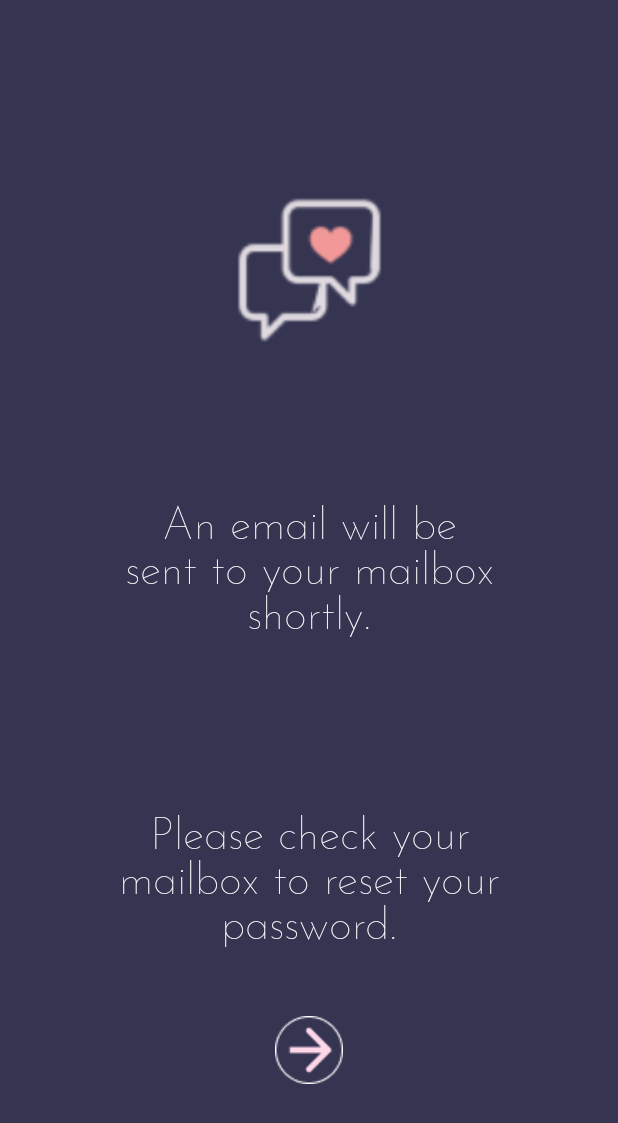
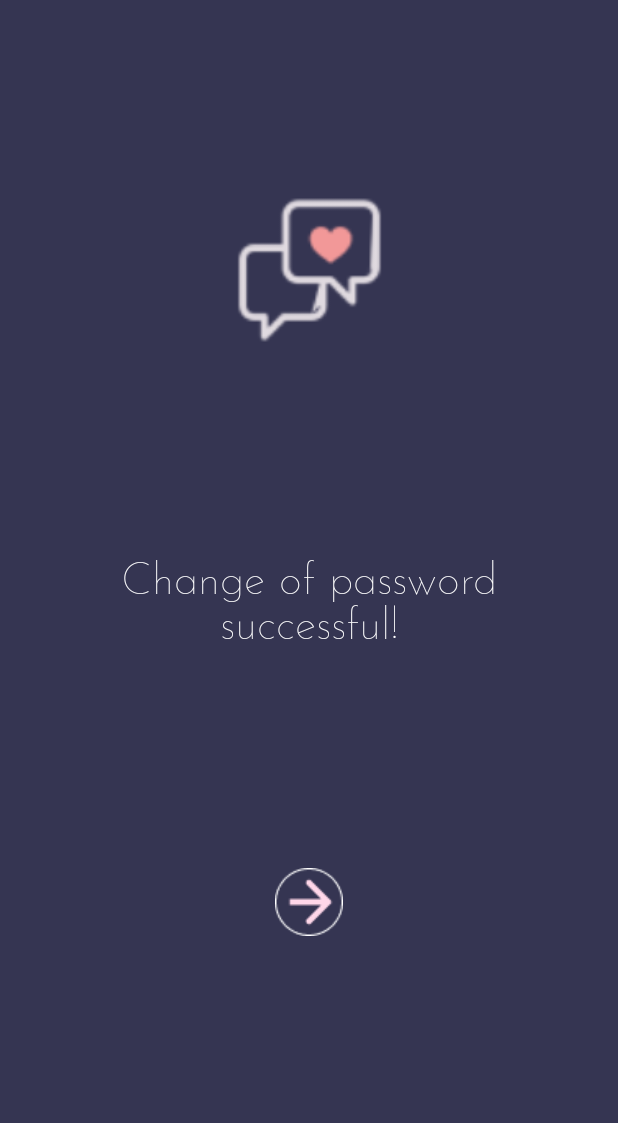
Before and after one commit to gtrixic/lets-meat-up, an Android app: the ForgetPassword2Activity screen opened directly, with no data from a screen before it, on a phone screen of 412 x 824 dp. Shown: the top 1123 px of the screen. Run offline under Robolectric (Android 15) with nearby library versions, the phone set to English and light mode, and no system bars.

Commit message:
Finished forget password function.

```diff
--- a/app/src/main/AndroidManifest.xml
+++ b/app/src/main/AndroidManifest.xml
@@ -11,6 +11,7 @@
         android:roundIcon="@mipmap/ic_launcher_round"
         android:supportsRtl="true"
         android:theme="@style/AppTheme">
+        <activity android:name=".ForgetPassword1Activity"></activity>
         <activity android:name=".PersonalityQuestionsActivity"></activity>
         <activity android:name=".mainPageActivity" />
         <activity android:name=".CreateUserOrBusinessActivity" />
--- a/app/src/main/java/com/example/letsmeatup/ForgetPassword2Activity.java
+++ b/app/src/main/java/com/example/letsmeatup/ForgetPassword2Activity.java
@@ -2,13 +2,28 @@ package com.example.letsmeatup;
 
 import androidx.appcompat.app.AppCompatActivity;
 
+import android.content.Intent;
 import android.os.Bundle;
+import android.view.View;
+import android.widget.ImageButton;
 
 public class ForgetPassword2Activity extends AppCompatActivity {
+    ImageButton goNext;
 
     @Override
     protected void onCreate(Bundle savedInstanceState) {
         super.onCreate(savedInstanceState);
         setContentView(R.layout.activity_forget_password2);
+        goNext = findViewById(R.id.goNextButton);
+        goNext.setOnClickListener(new View.OnClickListener() {
+            @Override
+            public void onClick(View v) {
+                nextPage();
+            }
+        });
+    }
+    public void nextPage(){
+        Intent next = new Intent(ForgetPassword2Activity.this,LoginActivity.class);
+        startActivity(next);
     }
 }
--- a/app/src/main/java/com/example/letsmeatup/getYelpAPI.java
+++ b/app/src/main/java/com/example/letsmeatup/getYelpAPI.java
@@ -1,3 +1,4 @@
+/*
 package com.example.letsmeatup;
 
 import java.io.BufferedReader;
@@ -56,4 +57,4 @@ public class getYelpAPI{
 
 
 
-}
+}*/
--- a/app/src/main/res/layout/activity_forget_password2.xml
+++ b/app/src/main/res/layout/activity_forget_password2.xml
@@ -23,34 +23,19 @@
         android:layout_height="99dp"
         android:fontFamily="@font/josefinsansthin"
         android:gravity="center_horizontal"
-        android:text="An email will be sent to your mailbox shortly."
+        android:text="Change of password successful!"
         android:textColor="#FFFFFF"
         android:textSize="30sp"
         app:layout_constraintBottom_toBottomOf="parent"
         app:layout_constraintEnd_toEndOf="parent"
         app:layout_constraintStart_toStartOf="parent"
-        app:layout_constraintTop_toTopOf="parent"
-        app:layout_constraintVertical_bias="0.45" />
-
-    <TextView
-        android:id="@+id/textView2"
-        android:layout_width="275dp"
-        android:layout_height="99dp"
-        android:layout_marginBottom="192dp"
-        android:fontFamily="@font/josefinsansthin"
-        android:gravity="center_horizontal"
-        android:text="Please check your mailbox to reset your password."
-        android:textColor="#FFFFFF"
-        android:textSize="30sp"
-        app:layout_constraintBottom_toBottomOf="parent"
-        app:layout_constraintEnd_toEndOf="parent"
-        app:layout_constraintStart_toStartOf="parent" />
+        app:layout_constraintTop_toTopOf="parent" />
 
     <ImageButton
-        android:id="@+id/imageButton"
+        android:id="@+id/goNextButton"
         android:layout_width="wrap_content"
         android:layout_height="wrap_content"
-        android:layout_marginBottom="101dp"
+        android:layout_marginBottom="200dp"
         android:background="@android:color/transparent"
         app:layout_constraintBottom_toBottomOf="parent"
         app:layout_constraintEnd_toEndOf="parent"
```
Also changed, not shown: app/src/main/java/com/example/letsmeatup/ForgetPassword1Activity.java (added, +54 -0 lines), app/src/main/java/com/example/letsmeatup/ForgetPasswordActivity.java (+54 -0 lines), app/src/main/java/com/example/letsmeatup/LMUDBHandler.java (+18 -2 lines), app/src/main/java/com/example/letsmeatup/LoginActivity.java (+18 -15 lines), app/src/main/res/layout/activity_forget_password.xml (+2 -11 lines), app/src/main/res/layout/activity_forget_password1.xml (added, +67 -0 lines).
